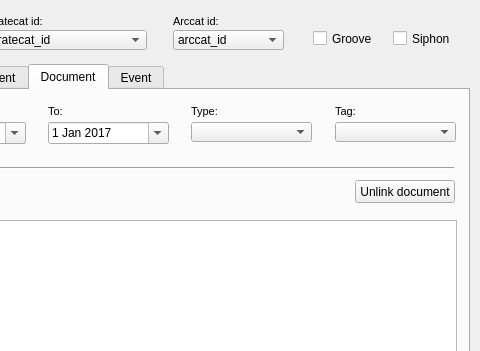
This is ui/ud_man_gully.ui in Giswater/giswater_qgis_plugin as Qt 5 draws it before an edit; both pictures show x 117 to 597 and y 0 to 351 of the 597 by 590 pixel window. The edited form follows.
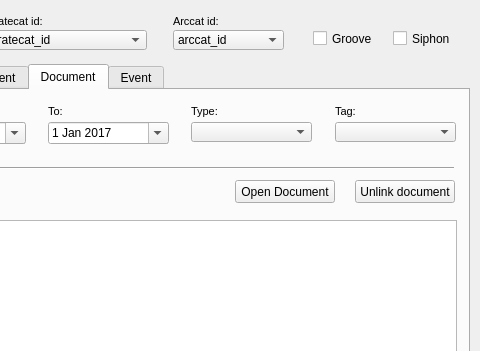
This is the edited form. The open tabs and pages were chosen to show the change.

Commit message: #129 wip, add button open_document

The edit to the form file:
```diff
--- a/ui/ud_man_gully.ui
+++ b/ui/ud_man_gully.ui
@@ -1572,6 +1572,19 @@
       <number>3</number>
      </property>
     </widget>
+    <widget class="QPushButton" name="btn_open_path">
+     <property name="geometry">
+      <rect>
+       <x>340</x>
+       <y>90</y>
+       <width>100</width>
+       <height>23</height>
+      </rect>
+     </property>
+     <property name="text">
+      <string>Open Document</string>
+     </property>
+    </widget>
    </widget>
    <widget class="QWidget" name="tab_10">
     <attribute name="title">
```
Left out of the diff: 2 changed lines with no effect on the pictures. The commit also changes 9 other files.
